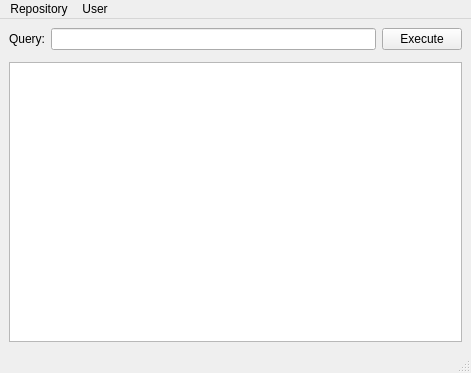
Qt form ui/mainwindow.ui (vlkv/reggata) before a commit.
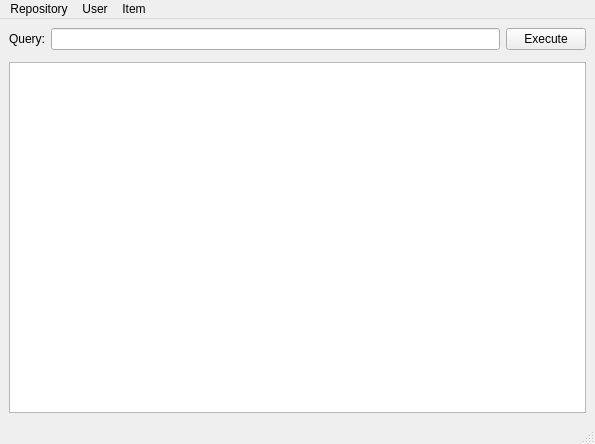
The same form after that commit.

Diff of the .ui file:
```diff
--- a/ui/mainwindow.ui
+++ b/ui/mainwindow.ui
@@ -5,8 +5,8 @@
    <rect>
     <x>0</x>
     <y>0</y>
-    <width>471</width>
-    <height>373</height>
+    <width>595</width>
+    <height>444</height>
    </rect>
   </property>
   <property name="windowTitle" >
@@ -55,7 +55,7 @@
     <rect>
      <x>0</x>
      <y>0</y>
-     <width>471</width>
+     <width>595</width>
      <height>29</height>
     </rect>
    </property>
@@ -76,8 +76,16 @@
     <addaction name="action_user_login" />
     <addaction name="action_user_logout" />
    </widget>
+   <widget class="QMenu" name="menuItem" >
+    <property name="title" >
+     <string>Item</string>
+    </property>
+    <addaction name="action_item_add" />
+    <addaction name="action_item_edit" />
+   </widget>
    <addaction name="menu_repo" />
    <addaction name="menu" />
+   <addaction name="menuItem" />
   </widget>
   <widget class="QStatusBar" name="statusbar" />
   <action name="action_repo_create" >
```
Left out of the diff: 10 changed lines with no effect on the pictures.
